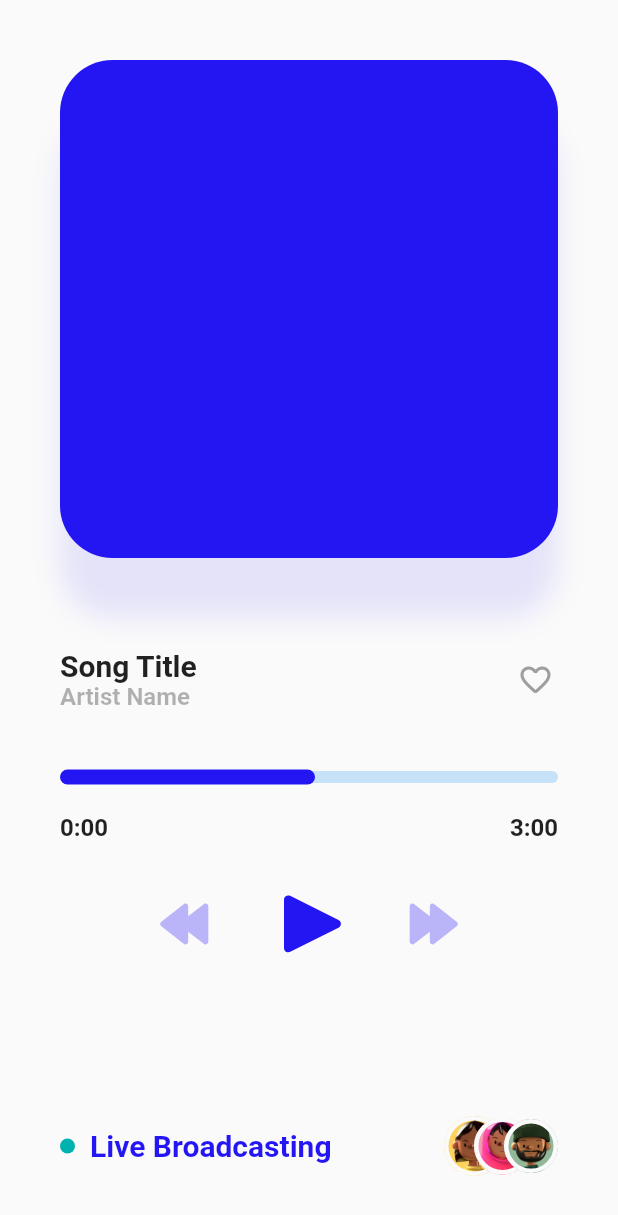
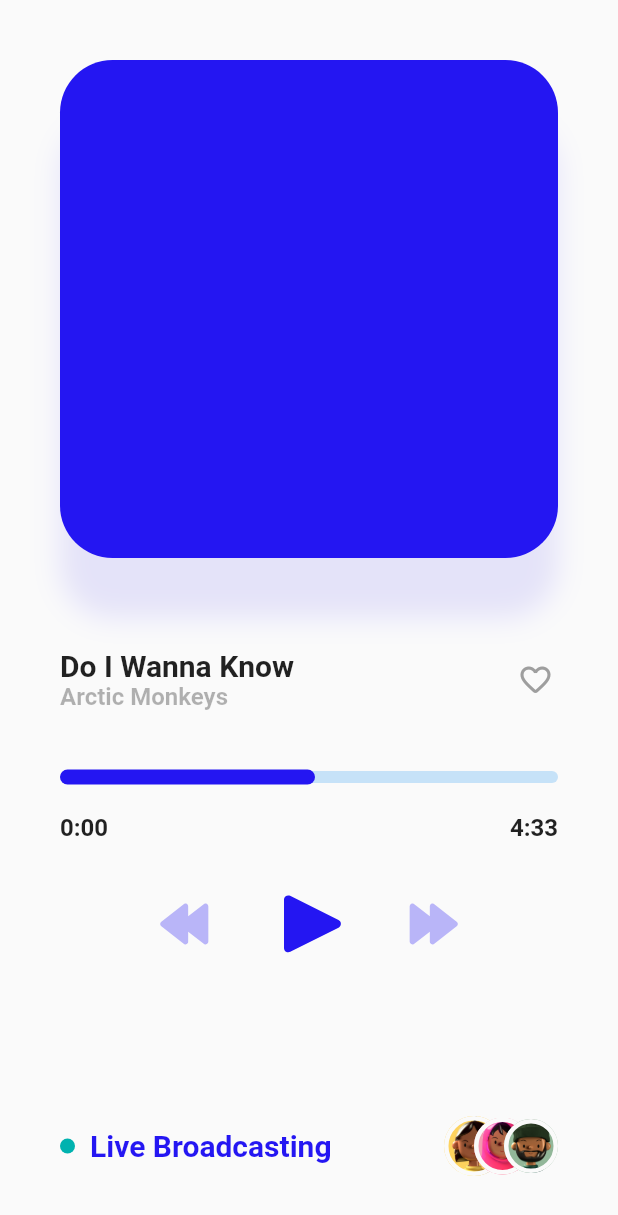
Before and after one commit to abool-AL/music-player, a Flutter app: the screen it shows after launch, on a phone screen of 412 x 824 dp. Shown: the top 1215 px of the screen. Run offline on Flutter 3.47's test engine with Material 2 defaults, Android fonts, the phone set to English and light mode, and no system bars; drawn by our look-alikes of like_button; our stand-ins replace flutter_svg.

Commit message:
add songs, mock songs, change between songs

```diff
--- /dev/null
+++ b/lib/mocks/mock_songs.dart
@@ -0,0 +1,24 @@
+import 'package:music_player/models/song.dart';
+
+class MockSongs {
+  static List<Song> songs = [
+    Song(
+        title: 'Do I Wanna Know',
+        artist: 'Arctic Monkeys',
+        duration: '4:33',
+        path: 'Do I Wanna Know.mp3',
+        id: '1'),
+    Song(
+        title: 'The Best Day of My Life (Mp3goo.com)',
+        artist: 'American Authors',
+        duration: '3:15',
+        path: 'The Best Day of My Life (Mp3goo.com).mp3',
+        id: '2'),
+    Song(
+        title: '02 Bad Luck',
+        artist: 'Khalid',
+        duration: '3:51',
+        path: '02 Bad Luck.mp3',
+        id: '3'),
+  ];
+}
--- /dev/null
+++ b/lib/models/song.dart
@@ -0,0 +1,20 @@
+class Song {
+  //Generate a song model
+  String title;
+  String artist;
+  String album;
+  String albumArt;
+  String duration;
+  String path;
+  String id;
+
+  Song({
+    required this.title,
+    this.artist = 'unknown artist',
+    this.album = 'unknown',
+    this.albumArt = '',
+    required this.duration,
+    required this.path,
+    required this.id,
+  });
+}
--- a/lib/screens/screen_player.dart
+++ b/lib/screens/screen_player.dart
@@ -1,6 +1,7 @@
 import 'package:flutter/material.dart';
 import 'package:flutter_svg/flutter_svg.dart';
 import 'package:like_button/like_button.dart';
+import 'package:music_player/mocks/mock_songs.dart';
 import 'package:music_player/values/constants.dart';
 
 class PlayerScreen extends StatefulWidget {
@@ -12,6 +13,7 @@ class PlayerScreen extends StatefulWidget {
 
 class _PlayerScreenState extends State<PlayerScreen> {
   double deviceWidth = 0;
+  int currentPlayingIndex = 0; //The index of the current song
 
   @override
   Widget build(BuildContext context) {
@@ -48,11 +50,13 @@ class _PlayerScreenState extends State<PlayerScreen> {
                 child: Row(
                   mainAxisAlignment: MainAxisAlignment.spaceBetween,
                   children: [
-                    Column(
+                    Expanded(
+                      child: Column(
                         crossAxisAlignment: CrossAxisAlignment.start,
                         children: [
                           Text(
-                          'Song Title',
+                            MockSongs.songs[currentPlayingIndex].title,
+                            overflow: TextOverflow.ellipsis,
                             style: TextStyle(
                               fontSize: 20,
                               fontWeight: FontWeight.bold,
@@ -60,14 +64,16 @@ class _PlayerScreenState extends State<PlayerScreen> {
                             ),
                           ),
                           Text(
-                          'Artist Name',
+                            MockSongs.songs[currentPlayingIndex].artist,
                             style: TextStyle(
                               fontSize: 16,
                               fontWeight: FontWeight.bold,
-                            color: AppColor.textColor(context).withOpacity(0.3),
+                              color:
+                                  AppColor.textColor(context).withOpacity(0.3),
                             ),
                           ),
                         ],
+                      ),
                     ),
                     //Animated icon
                     LikeButton(
@@ -117,7 +123,7 @@ class _PlayerScreenState extends State<PlayerScreen> {
                     ),
                   ),
                   Text(
-                    '3:00',
+                    MockSongs.songs[currentPlayingIndex].duration,
                     style: TextStyle(
                       fontSize: 16,
                       fontWeight: FontWeight.bold,
@@ -132,10 +138,22 @@ class _PlayerScreenState extends State<PlayerScreen> {
               Row(
                 mainAxisAlignment: MainAxisAlignment.center,
                 children: [
-                  SvgPicture.asset(
+                  GestureDetector(
+                    onTap: () {
+                      //
+                      if (currentPlayingIndex == 0) {
+                        //
+                        setState(() =>
+                            currentPlayingIndex = MockSongs.songs.length - 1);
+                      } else {
+                        setState(() => currentPlayingIndex--);
+                      }
+                    },
+                    child: SvgPicture.asset(
                       AppAsset.svgPrev,
                       height: 35,
                       color: AppColor.primary.withOpacity(.3),
+                    ),
                   ),
                   const SizedBox(width: 40),
                   SvgPicture.asset(
@@ -144,10 +162,21 @@ class _PlayerScreenState extends State<PlayerScreen> {
                     color: AppColor.primary,
                   ),
                   const SizedBox(width: 40),
-                  SvgPicture.asset(
+                  GestureDetector(
+                    onTap: () {
+                      //
+                      if (currentPlayingIndex == MockSongs.songs.length - 1) {
+                        //
+                        setState(() => currentPlayingIndex = 0);
+                      } else {
+                        setState(() => currentPlayingIndex++);
+                      }
+                    },
+                    child: SvgPicture.asset(
                       AppAsset.svgNest,
                       height: 35,
                       color: AppColor.primary.withOpacity(.3),
+                    ),
                   ),
                 ],
               ),
--- a/pubspec.yaml
+++ b/pubspec.yaml
@@ -12,6 +12,7 @@ dependencies:
   cupertino_icons: ^1.0.2
   flutter_svg: ^1.0.3
   like_button: ^2.0.4
+  sliding_up_panel: ^2.0.0+1
 
 dev_dependencies:
   flutter_test:
```
Also changed, not shown: pubspec.lock, 4 other files. Lines whose indentation alone changed are shown as unchanged.
